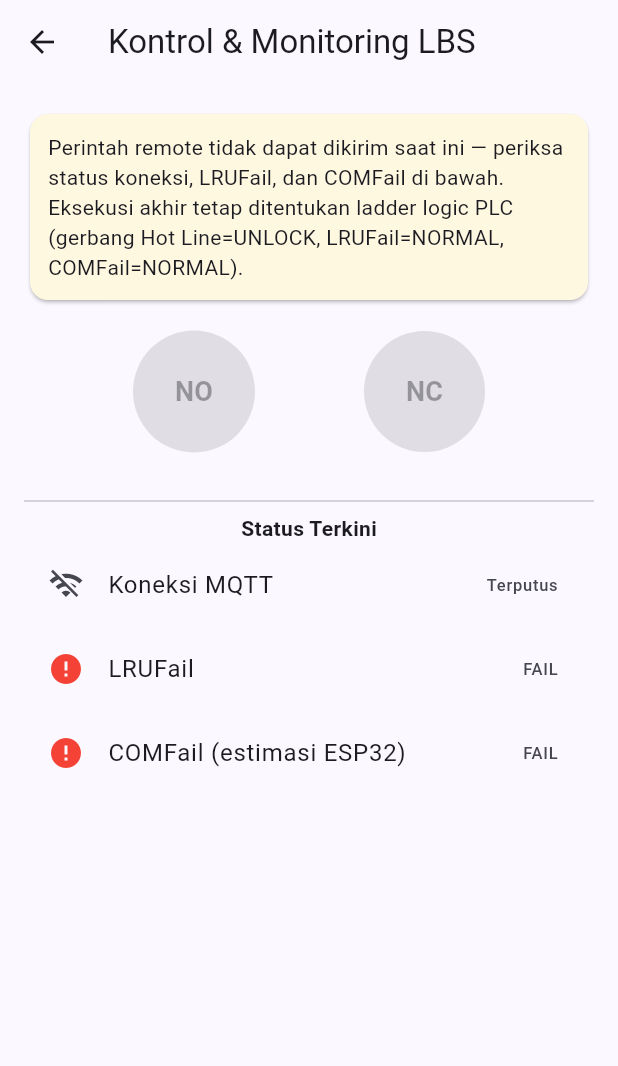
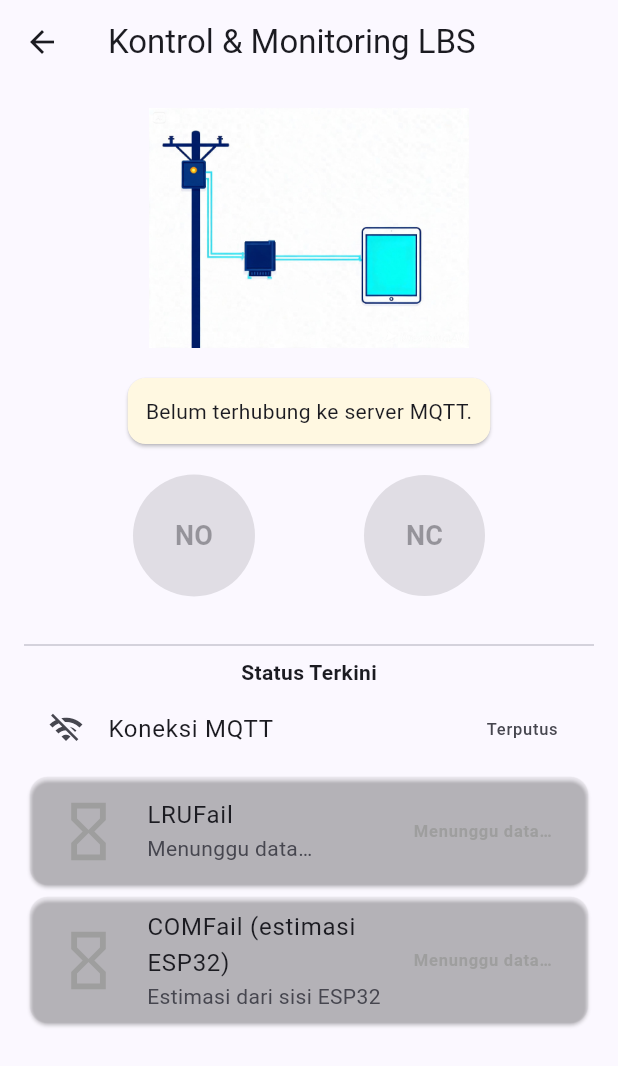
Before and after one commit to mizanacci/Proyek-Tugas-Akhir-Mizan, a Flutter app: the KontrolMonitoringLbsScreen screen opened directly, on a phone screen of 412 x 824 dp. Shown: the top 1066 px of the screen. Run offline on Flutter 3.47's test engine with Material 3 defaults, Android fonts, the phone set to English and light mode, and no system bars; our stand-ins replace firebase_auth, firebase_core, firebase_database, google_sign_in; missing offline and left inert: mqtt_client; accounts and stored records are empty.

Commit message:
Flutter: status 3-keadaan, aset gambar, ikon & splash
Co-authored-by: Copilot <223556219+Copilot@users.noreply.github.com>

```diff
--- a/flutter_app_skeleton/lib/models/sensor_data.dart
+++ b/flutter_app_skeleton/lib/models/sensor_data.dart
@@ -10,7 +10,8 @@ class SensorData {
   final double teganganBeban;
   final double arusSumber;
   final double arusBeban;
-  final int bitmaskKualitas; // bit0..3: V_sumber,V_beban,I_sumber,I_beban — 0=GOOD,1=SUSPECT
+  final int
+      bitmaskKualitas; // bit0..3: V_sumber,V_beban,I_sumber,I_beban — 0=GOOD,1=SUSPECT
   final int timestampMs;
 
   SensorData({
@@ -39,6 +40,8 @@ class SensorData {
   bool get kualitasIBebanGood => (bitmaskKualitas & 0x08) == 0;
 }
 
+enum LinkState { unknown, normal, fail }
+
 /// Status NORMAL/FAIL generik — dipakai untuk LRUFail maupun estimasi COMFail.
 class StatusLink {
   final bool normal; // true = NORMAL, false = FAIL
--- a/flutter_app_skeleton/lib/screens/kontrol_monitoring_lbs_screen.dart
+++ b/flutter_app_skeleton/lib/screens/kontrol_monitoring_lbs_screen.dart
@@ -6,18 +6,21 @@
 
 import 'package:flutter/material.dart';
 import 'package:provider/provider.dart';
-import '../config/app_secrets.dart';
 import '../services/mqtt_service.dart';
 import '../services/firebase_service.dart';
+import '../models/sensor_data.dart';
+import '../widgets/status_link_tile.dart';
 
 class KontrolMonitoringLbsScreen extends StatefulWidget {
   const KontrolMonitoringLbsScreen({super.key});
 
   @override
-  State<KontrolMonitoringLbsScreen> createState() => _KontrolMonitoringLbsScreenState();
+  State<KontrolMonitoringLbsScreen> createState() =>
+      _KontrolMonitoringLbsScreenState();
 }
 
-class _KontrolMonitoringLbsScreenState extends State<KontrolMonitoringLbsScreen> {
+class _KontrolMonitoringLbsScreenState
+    extends State<KontrolMonitoringLbsScreen> {
   @override
   void initState() {
     super.initState();
@@ -34,10 +37,9 @@ class _KontrolMonitoringLbsScreenState extends State<KontrolMonitoringLbsScreen>
     final mqtt = context.read<MqttService>();
     if (!mqtt.terhubung) {
       final firebaseUser = context.read<FirebaseService>().userSaatIni;
-      await mqtt.connect(
-        username: AppSecrets.mqttOperatorUsername,
-        password: AppSecrets.mqttOperatorPassword,
-        clientId: 'flutter-${firebaseUser?.uid ?? DateTime.now().millisecondsSinceEpoch}',
+      await mqtt.connectForRole(
+        UserRole.operator,
+        firebaseUser?.uid ?? DateTime.now().millisecondsSinceEpoch.toString(),
       );
     }
   }
@@ -49,27 +51,35 @@ class _KontrolMonitoringLbsScreenState extends State<KontrolMonitoringLbsScreen>
         title: const Text('Konfirmasi Perintah'),
         content: Text('Kirim perintah $perintah ke relay MY2N?'),
         actions: [
-          TextButton(onPressed: () => Navigator.pop(context, false), child: const Text('Batal')),
-          FilledButton(onPressed: () => Navigator.pop(context, true), child: const Text('Kirim')),
+          TextButton(
+              onPressed: () => Navigator.pop(context, false),
+              child: const Text('Batal')),
+          FilledButton(
+              onPressed: () => Navigator.pop(context, true),
+              child: const Text('Kirim')),
         ],
       ),
     );
     if (konfirmasi != true || !context.mounted) return;
 
-    context.read<MqttService>().kirimPerintahRelay(perintah);
-    // Catat ke Data Activity — lihat firebase_service.dart. Dicatat SEGERA
-    // setelah perintah dikirim (bukan menunggu konfirmasi eksekusi PLC),
-    // karena eksekusi sebenarnya masih tunduk pada gerbang Hot Line/LRUFail/
-    // COMFail di ladder logic PLC — log ini mencatat "perintah dikirim dari
-    // aplikasi", bukan "perintah berhasil dieksekusi". Pertimbangkan
-    // menambah field status eksekusi terpisah bila BAB 4 memerlukan
-    // pembedaan ini secara eksplisit.
-    await context.read<FirebaseService>().catatDataActivity(aksi: perintah, sumber: 'mobile');
+    try {
+      context.read<MqttService>().kirimPerintahRelay(perintah);
+      await context.read<FirebaseService>().catatDataActivity(
+            aksi: perintah,
+            sumber: 'mobile',
+          );
 
-    if (context.mounted) {
-      ScaffoldMessenger.of(context).showSnackBar(
-        SnackBar(content: Text('Perintah $perintah terkirim.')),
-      );
+      if (context.mounted) {
+        ScaffoldMessenger.of(context).showSnackBar(
+          SnackBar(content: Text('Perintah $perintah terkirim.')),
+        );
+      }
+    } catch (error) {
+      if (context.mounted) {
+        ScaffoldMessenger.of(context).showSnackBar(
+          SnackBar(content: Text('Gagal mengirim perintah: $error')),
+        );
+      }
     }
   }
 
@@ -79,26 +89,39 @@ class _KontrolMonitoringLbsScreenState extends State<KontrolMonitoringLbsScreen>
       appBar: AppBar(title: const Text('Kontrol & Monitoring LBS')),
       body: Consumer<MqttService>(
         builder: (context, mqtt, _) {
-          final lruf = mqtt.statusLRUFail;
-          final comf = mqtt.statusCOMFail;
-          final bisaKirim = mqtt.terhubung && (lruf?.normal ?? false) && (comf?.normal ?? false);
+          final alasan = mqtt.alasanTidakBisaKirim;
+          final bisaKirim = alasan == null;
 
-          return Padding(
+          return SingleChildScrollView(
             padding: const EdgeInsets.all(16),
             child: Column(
               children: [
-                if (!bisaKirim)
+                ClipRRect(
+                  borderRadius: BorderRadius.circular(12),
+                  child: Image.asset(
+                    'assets/images/lbs_control_illustration.png',
+                    height: 160,
+                    width: double.infinity,
+                    cacheWidth: 900,
+                    fit: BoxFit.contain,
+                    errorBuilder: (context, error, stackTrace) =>
+                        const SizedBox(
+                      height: 160,
+                      child: Center(
+                          child: Icon(Icons.image_not_supported_outlined)),
+                    ),
+                  ),
+                ),
+                if (alasan != null) ...[
+                  const SizedBox(height: 16),
                   Card(
                     color: Colors.amber.shade50,
-                    child: const Padding(
-                      padding: EdgeInsets.all(12),
-                      child: Text(
-                        'Perintah remote tidak dapat dikirim saat ini — periksa status koneksi, '
-                        'LRUFail, dan COMFail di bawah. Eksekusi akhir tetap ditentukan ladder '
-                        'logic PLC (gerbang Hot Line=UNLOCK, LRUFail=NORMAL, COMFail=NORMAL).',
-                      ),
+                    child: Padding(
+                      padding: const EdgeInsets.all(12),
+                      child: Text(alasan),
                     ),
                   ),
+                ],
                 const SizedBox(height: 16),
                 Row(
                   mainAxisAlignment: MainAxisAlignment.spaceEvenly,
@@ -119,21 +142,21 @@ class _KontrolMonitoringLbsScreenState extends State<KontrolMonitoringLbsScreen>
                 ),
                 const SizedBox(height: 24),
                 const Divider(),
-                const Text('Status Terkini', style: TextStyle(fontWeight: FontWeight.bold)),
+                const Text('Status Terkini',
+                    style: TextStyle(fontWeight: FontWeight.bold)),
                 ListTile(
                   leading: Icon(mqtt.terhubung ? Icons.wifi : Icons.wifi_off),
                   title: const Text('Koneksi MQTT'),
                   trailing: Text(mqtt.terhubung ? 'Terhubung' : 'Terputus'),
                 ),
-                ListTile(
-                  leading: Icon((lruf?.normal ?? false) ? Icons.check_circle : Icons.error, color: (lruf?.normal ?? false) ? Colors.green : Colors.red),
-                  title: const Text('LRUFail'),
-                  trailing: Text((lruf?.normal ?? false) ? 'NORMAL' : 'FAIL'),
+                StatusLinkTile(
+                  label: 'LRUFail',
+                  state: mqtt.lruState,
                 ),
-                ListTile(
-                  leading: Icon((comf?.normal ?? false) ? Icons.check_circle : Icons.error, color: (comf?.normal ?? false) ? Colors.green : Colors.red),
-                  title: const Text('COMFail (estimasi ESP32)'),
-                  trailing: Text((comf?.normal ?? false) ? 'NORMAL' : 'FAIL'),
+                StatusLinkTile(
+                  label: 'COMFail (estimasi ESP32)',
+                  state: mqtt.comState,
+                  subtitle: 'Estimasi dari sisi ESP32',
                 ),
               ],
             ),
@@ -149,7 +172,11 @@ class _TombolKontrol extends StatelessWidget {
   final Color warna;
   final bool aktif;
   final VoidCallback onTap;
-  const _TombolKontrol({required this.label, required this.warna, required this.aktif, required this.onTap});
+  const _TombolKontrol(
+      {required this.label,
+      required this.warna,
+      required this.aktif,
+      required this.onTap});
 
   @override
   Widget build(BuildContext context) {
@@ -161,7 +188,8 @@ class _TombolKontrol extends StatelessWidget {
         shape: const CircleBorder(),
         padding: const EdgeInsets.all(28),
       ),
-      child: Text(label, style: const TextStyle(fontSize: 18, fontWeight: FontWeight.bold)),
+      child: Text(label,
+          style: const TextStyle(fontSize: 18, fontWeight: FontWeight.bold)),
     );
   }
 }
--- a/flutter_app_skeleton/lib/screens/monitoring_screen.dart
+++ b/flutter_app_skeleton/lib/screens/monitoring_screen.dart
@@ -6,16 +6,17 @@
 
 import 'package:flutter/material.dart';
 import 'package:provider/provider.dart';
-import 'dart:async';
-import '../config/app_secrets.dart';
 import '../services/mqtt_service.dart';
 import '../services/firebase_service.dart';
 import '../models/sensor_data.dart';
+import '../widgets/empty_state.dart';
+import '../widgets/status_link_tile.dart';
 
 class MonitoringScreen extends StatefulWidget {
   final bool bisaKontrol; // diteruskan oleh layar pemanggil; lihat catatan file
   final UserRole role; // menentukan kredensial MQTT mana yang dipakai
-  const MonitoringScreen({super.key, required this.bisaKontrol, required this.role});
+  const MonitoringScreen(
+      {super.key, required this.bisaKontrol, required this.role});
 
   @override
   State<MonitoringScreen> createState() => _MonitoringScreenState();
@@ -32,17 +33,9 @@ class _MonitoringScreenState extends State<MonitoringScreen> {
     final mqtt = context.read<MqttService>();
     if (!mqtt.terhubung) {
       final firebaseUser = context.read<FirebaseService>().userSaatIni;
-      // Kredensial MQTT (username/password broker, BEDA dari kredensial
-      // Firebase) dipilih sesuai role — dibuat di HiveMQ Cloud Access
-      // Management, lihat 04_Konfigurasi_HiveMQ.md Bagian 2. Untuk skala
-      // prototipe TA, kredensial ini di-hardcode per-role (bukan per-user
-      // individual) — [DRAF] pertimbangkan mapping uid Firebase -> kredensial
-      // MQTT tersendiri bila jumlah pengguna bertambah banyak di masa depan.
-      final bool isManager = widget.role == UserRole.manager;
-      await mqtt.connect(
-        username: isManager ? AppSecrets.mqttManagerUsername : AppSecrets.mqttOperatorUsername,
-        password: isManager ? AppSecrets.mqttManagerPassword : AppSecrets.mqttOperatorPassword,
-        clientId: 'flutter-${firebaseUser?.uid ?? DateTime.now().millisecondsSinceEpoch}',
+      await mqtt.connectForRole(
+        widget.role,
+        firebaseUser?.uid ?? DateTime.now().millisecondsSinceEpoch.toString(),
       );
     }
   }
@@ -54,14 +47,19 @@ class _MonitoringScreenState extends State<MonitoringScreen> {
       body: Consumer<MqttService>(
         builder: (context, mqtt, _) {
           final data = mqtt.dataSensorTerbaru;
-          final lruf = mqtt.statusLRUFail;
-          final comf = mqtt.statusCOMFail;
-
           if (!mqtt.terhubung) {
-            return const Center(child: Text('Menghubungkan ke server...'));
+            return const EmptyState(
+              imageAsset: 'assets/images/empty_mqtt_disconnected.png',
+              title: 'Belum terhubung ke server',
+              message: 'Memeriksa koneksi MQTT…',
+            );
           }
           if (data == null) {
-            return const Center(child: Text('Menunggu data sensor pertama...'));
+            return const EmptyState(
+              imageAsset: 'assets/images/empty_sensor_waiting.png',
+              title: 'Menunggu data sensor',
+              message: 'ESP32 belum mengirim data pertama',
+            );
           }
 
           return ListView(
@@ -72,15 +70,42 @@ class _MonitoringScreenState extends State<MonitoringScreen> {
                 child: Image.asset(
                   'assets/images/monitoring_header_background.png',
                   height: 110,
+                  cacheWidth: 900,
                   fit: BoxFit.cover,
+                  errorBuilder: (context, error, stackTrace) => const SizedBox(
+                    height: 110,
+                    child:
+                        Center(child: Icon(Icons.image_not_supported_outlined)),
+                  ),
                 ),
               ),
               const SizedBox(height: 16),
-              _KartuStatus(label: 'LRUFail', normal: lruf?.normal ?? true),
-              _KartuStatus(
-                label: 'COMFail (estimasi)',
-                normal: comf?.normal ?? true,
-                catatan: 'Estimasi sisi ESP32 — lihat README firmware',
+              if (mqtt.dataBasi) ...[
+                Card(
+                  color: Colors.orange.shade50,
+                  child: ListTile(
+                    leading: const Icon(Icons.warning_amber_rounded,
+                        color: Colors.orange),
+                    title: Text(
+                      'Data sensor tidak diperbarui sejak '
+                      '${_formatWaktu(mqtt.terakhirDataDiterima)}',
+                    ),
+                  ),
+                ),
+                const SizedBox(height: 8),
+              ],
+              StatusLinkTile(
+                label: 'Koneksi ESP32 ke broker (LRUFail)',
+                state: mqtt.lruState,
+              ),
+              StatusLinkTile(
+                label: 'Komunikasi Modbus ESP32–PLC (COMFail)',
+                state: mqtt.comState,
+                subtitle: 'Estimasi dari sisi ESP32',
+              ),
+              Text(
+                'Terakhir diperbarui: ${_formatWaktu(mqtt.terakhirDataDiterima)}',
+                style: Theme.of(context).textTheme.bodySmall,
               ),
               const SizedBox(height: 16),
               _KartuUkuran(
@@ -115,26 +140,12 @@ class _MonitoringScreenState extends State<MonitoringScreen> {
   }
 }
 
-class _KartuStatus extends StatelessWidget {
-  final String label;
-  final bool normal;
-  final String? catatan;
-  const _KartuStatus({required this.label, required this.normal, this.catatan});
-
-  @override
-  Widget build(BuildContext context) {
-    return Card(
-      color: normal ? Colors.green.shade50 : Colors.red.shade50,
-      child: ListTile(
-        leading: Icon(
-          normal ? Icons.check_circle : Icons.error,
-          color: normal ? Colors.green : Colors.red,
-        ),
-        title: Text(label),
-        subtitle: Text(normal ? 'NORMAL' : 'FAIL' '${catatan != null ? " — $catatan" : ""}'),
-      ),
-    );
-  }
+String _formatWaktu(DateTime? waktu) {
+  if (waktu == null) return '--:--:--';
+  final jam = waktu.hour.toString().padLeft(2, '0');
+  final menit = waktu.minute.toString().padLeft(2, '0');
+  final detik = waktu.second.toString().padLeft(2, '0');
+  return '$jam:$menit:$detik';
 }
 
 class _KartuUkuran extends StatelessWidget {
@@ -142,15 +153,23 @@ class _KartuUkuran extends StatelessWidget {
   final double nilai;
   final String satuan;
   final bool good;
-  const _KartuUkuran({required this.label, required this.nilai, required this.satuan, required this.good});
+  const _KartuUkuran(
+      {required this.label,
+      required this.nilai,
+      required this.satuan,
+      required this.good});
 
   @override
   Widget build(BuildContext context) {
     return Card(
       child: ListTile(
         title: Text(label),
-        trailing: Text('${nilai.toStringAsFixed(2)} $satuan', style: const TextStyle(fontSize: 18, fontWeight: FontWeight.bold)),
-        subtitle: good ? null : const Text('SUSPECT — nilai di luar rentang wajar', style: TextStyle(color: Colors.orange)),
+        trailing: Text('${nilai.toStringAsFixed(2)} $satuan',
+            style: const TextStyle(fontSize: 18, fontWeight: FontWeight.bold)),
+        subtitle: good
+            ? null
+            : const Text('SUSPECT — nilai di luar rentang wajar',
+                style: TextStyle(color: Colors.orange)),
       ),
     );
   }
--- a/flutter_app_skeleton/lib/services/mqtt_service.dart
+++ b/flutter_app_skeleton/lib/services/mqtt_service.dart
@@ -12,6 +12,7 @@ import 'dart:io';
 import 'package:flutter/foundation.dart';
 import 'package:mqtt_client/mqtt_client.dart';
 import 'package:mqtt_client/mqtt_server_client.dart';
+import '../config/app_secrets.dart';
 import '../models/sensor_data.dart';
 
 // Samakan dengan config.h firmware & dokumen 04_Konfigurasi_HiveMQ.md
@@ -29,8 +30,62 @@ class MqttService extends ChangeNotifier {
   SensorData? dataSensorTerbaru;
   StatusLink? statusLRUFail;
   StatusLink? statusCOMFail;
+  DateTime? terakhirDataDiterima;
+  bool _dataBasi = true;
+  Timer? _timerBasi;
 
   bool get terhubung => _terhubung;
+  bool get dataBasi => _dataBasi;
+
+  LinkState get lruState => statusLRUFail == null
+      ? LinkState.unknown
+      : (statusLRUFail!.normal ? LinkState.normal : LinkState.fail);
+
+  LinkState get comState => statusCOMFail == null
+      ? LinkState.unknown
+      : (statusCOMFail!.normal ? LinkState.normal : LinkState.fail);
+
+  String? get alasanTidakBisaKirim {
+    if (!terhubung) return 'Belum terhubung ke server MQTT.';
+    if (lruState == LinkState.unknown || comState == LinkState.unknown) {
+      return 'Menunggu status LRUFail/COMFail dari perangkat…';
+    }
+    if (lruState == LinkState.fail) {
+      return 'LRUFail: ESP32 terputus dari broker.';
+    }
+    if (comState == LinkState.fail) {
+      return 'COMFail: komunikasi Modbus RTU ESP32–PLC bermasalah.';
+    }
+    if (dataBasi) {
+      return 'Data sensor tidak diperbarui lebih dari 5 detik.';
+    }
+    return null;
+  }
+
+  MqttService() {
+    _timerBasi = Timer.periodic(const Duration(seconds: 1), (_) {
+      final dataBasiBaru = terakhirDataDiterima == null ||
+          DateTime.now().difference(terakhirDataDiterima!) >
+              const Duration(seconds: 5);
+      if (dataBasiBaru != _dataBasi) {
+        _dataBasi = dataBasiBaru;
+        notifyListeners();
+      }
+    });
+  }
+
+  Future<bool> connectForRole(UserRole role, String uid) {
+    final bool isManager = role == UserRole.manager;
+    return connect(
+      username: isManager
+          ? AppSecrets.mqttManagerUsername
+          : AppSecrets.mqttOperatorUsername,
+      password: isManager
+          ? AppSecrets.mqttManagerPassword
+          : AppSecrets.mqttOperatorPassword,
+      clientId: 'flutter-$uid',
+    );
+  }
 
   /// Panggil sekali (mis. dari initState halaman utama setelah login) dengan
   /// kredensial spesifik role/user yang sedang login. clientId HARUS unik
@@ -84,6 +139,11 @@ class MqttService extends ChangeNotifier {
 
   void _onDisconnected() {
     _terhubung = false;
+    statusLRUFail = null;
+    statusCOMFail = null;
+    dataSensorTerbaru = null;
+    terakhirDataDiterima = null;
+    _dataBasi = true;
     notifyListeners();
     debugPrint('[MQTT] Terputus.');
   }
@@ -103,6 +163,8 @@ class MqttService extends ChangeNotifier {
         final Map<String, dynamic> json = jsonDecode(payload);
         if (topic == _topicDataSensor) {
           dataSensorTerbaru = SensorData.fromJson(json);
+          terakhirDataDiterima = DateTime.now();
+          if (_dataBasi) _dataBasi = false;
         } else if (topic == _topicStatusLruf) {
           statusLRUFail = StatusLink.fromJson(json);
         } else if (topic == _topicStatusComf) {
@@ -136,4 +198,10 @@ class MqttService extends ChangeNotifier {
   void disconnect() {
     _client.disconnect();
   }
+
+  @override
+  void dispose() {
+    _timerBasi?.cancel();
+    super.dispose();
+  }
 }
--- /dev/null
+++ b/flutter_app_skeleton/lib/widgets/status_link_tile.dart
@@ -0,0 +1,63 @@
+import 'package:flutter/material.dart';
+import '../models/sensor_data.dart';
+
+class StatusLinkTile extends StatelessWidget {
+  final String label;
+  final LinkState state;
+  final String? subtitle;
+
+  const StatusLinkTile({
+    super.key,
+    required this.label,
+    required this.state,
+    this.subtitle,
+  });
+
+  @override
+  Widget build(BuildContext context) {
+    final bool normal = state == LinkState.normal;
+    final bool fail = state == LinkState.fail;
+    final String status = normal
+        ? 'NORMAL'
+        : fail
+            ? 'FAIL'
+            : 'Menunggu data…';
+    final Color color = normal
+        ? Colors.green
+        : fail
+            ? Colors.red
+            : Colors.grey;
+    final Widget leading = state == LinkState.unknown
+        ? const Icon(Icons.hourglass_empty, color: Colors.grey, size: 46)
+        : ClipRRect(
+            borderRadius: BorderRadius.circular(12),
+            child: Image.asset(
+              normal
+                  ? 'assets/images/status_link_normal.png'
+                  : 'assets/images/status_link_warning.png',
+              width: 46,
+              height: 46,
+              cacheWidth: 128,
+              fit: BoxFit.cover,
+              errorBuilder: (context, error, stackTrace) => Icon(
+                normal ? Icons.check_circle : Icons.warning_amber_rounded,
+                color: color,
+                size: 46,
+              ),
+            ),
+          );
+
+    return Card(
+      color: color.withValues(alpha: 0.08),
+      child: ListTile(
+        leading: leading,
+        title: Text(label),
+        subtitle: Text(subtitle ?? status),
+        trailing: Text(
+          status,
+          style: TextStyle(color: color, fontWeight: FontWeight.bold),
+        ),
+      ),
+    );
+  }
+}
```
Also changed, not shown: flutter_app_skeleton/lib/screens/login_screen.dart (+33 -8 lines), flutter_app_skeleton/lib/widgets/empty_state.dart (added, +54 -0 lines), flutter_app_skeleton/pubspec.yaml (+17 -0 lines), flutter_app_skeleton/pubspec.lock, 36 other files.
